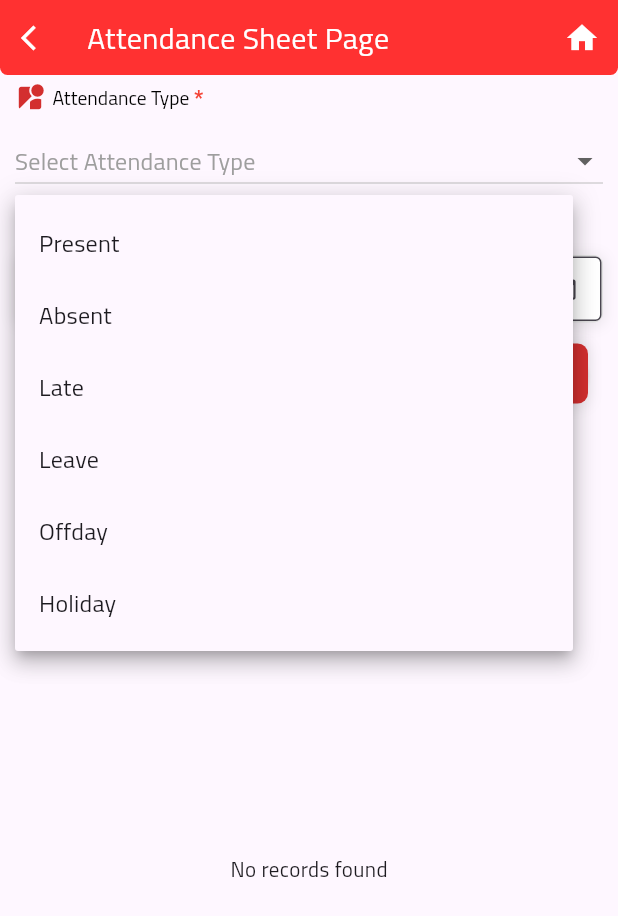
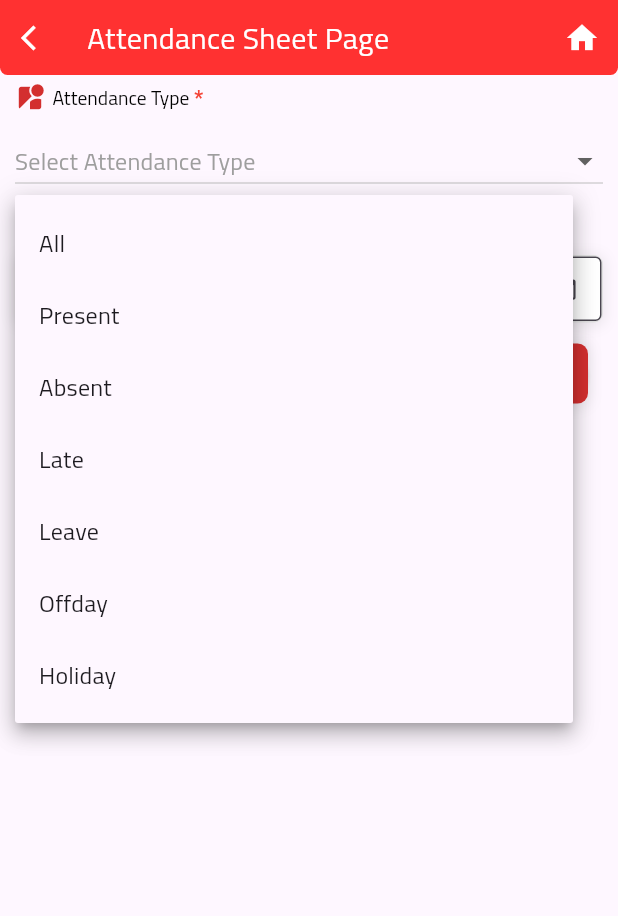
Before and after one commit to rafiqul2235/ssg-smart-flutter-project, a Flutter app: the AttendanceSheetPage screen opened directly, after a tap on the "home" icon, after a tap on "SUBMIT", after a tap on "Select Attendance Type", on a phone screen of 412 x 824 dp. Shown: the top 916 px of the screen. Run offline on Flutter 3.47's test engine with Material 3 defaults, Android fonts, the light colour scheme and no system bars; drawn by our look-alikes of dropdown_button2; our stand-ins replace badges, carousel_slider, connectivity, country_code_picker, device_info_plus, dio and 22 more; missing offline and left inert: android_path_provider, dart:ffi, flutter_downloader, flutter_keyboard_visibility_web, google_maps_webservice, image_picker_for_web and 1 more; accounts and stored records are empty; network calls fail; statements that could not run were skipped.

Commit message:
resovled attendance all type selection status issue

```diff
--- a/lib/view/screen/attendence/attendance_sheet_screen.dart
+++ b/lib/view/screen/attendence/attendance_sheet_screen.dart
@@ -26,7 +26,7 @@
 class _AttendanceSheetPageState extends State<AttendanceSheetPage> {
   final GlobalKey<ScaffoldMessengerState> _scaffoldKey = GlobalKey<ScaffoldMessengerState>();
 
-  List<String> _attendanceTypes = ['Present', 'Absent', 'Late', 'Leave', 'Offday', 'Holiday'];
+  List<String> _attendanceTypes = ['All', 'Present', 'Absent', 'Late', 'Leave', 'Offday', 'Holiday'];
   String? _selectedAttendanceType;
 
   final TextEditingController _startDateController = TextEditingController();
@@ -40,8 +40,8 @@
 
     DateTime now = DateTime.now();
     _endDateController.text = DateFormat('dd-MM-yyyy').format(now);
-    DateTime startDate = DateTime(now.year, now.month -1, 26);
-    if(now.day >= 26){
+    DateTime startDate = DateTime(now.year, now.month - 1, 26);
+    if (now.day >= 26) {
       startDate = DateTime(now.year, now.month, 26);
     }
     _startDateController.text = DateFormat('dd-MM-yyyy').format(startDate);
@@ -63,7 +63,10 @@
                 Navigator.of(context).push(MaterialPageRoute(
                     builder: (BuildContext context) => const DashBoardScreen()));
               }),
-          // Attendance Type Dropdown
+          Expanded(
+            child: SingleChildScrollView(
+              child: Column(
+                children: [
                   Consumer<AttendanceProvider>(
                     builder: (context, attendanceProvider, child) {
                       return Container(
@@ -86,7 +89,7 @@
                               hint: Text('Select Attendance Type'),
                               items: _attendanceTypes
                                   .map((type) => DropdownMenuItem<String>(
-                        value: type,
+                                value: type == 'All' ? null : type,
                                 child: Text(type),
                               ))
                                   .toList(),
@@ -102,13 +105,11 @@
                       );
                     },
                   ),
-          // Date Inputs
                   Padding(
                     padding: EdgeInsets.only(top: 5.0, left: 10.0, right: 10.0),
                     child: Row(
                       mainAxisAlignment: MainAxisAlignment.start,
                       children: [
-                // Start Date
                         Expanded(
                           child: Container(
                             margin: EdgeInsets.only(top: 5.0),
@@ -136,7 +137,6 @@
                           ),
                         ),
                         SizedBox(width: 10),
-                // End Date
                         Expanded(
                           child: Container(
                             margin: EdgeInsets.only(top: 5.0),
@@ -165,21 +165,20 @@
                       ],
                     ),
                   ),
-          // Submit Button
                   Container(
                     margin: const EdgeInsets.symmetric(
                       horizontal: Dimensions.MARGIN_SIZE_LARGE,
                       vertical: Dimensions.MARGIN_SIZE_SMALL,
                     ),
                     child: CustomButton(
-              onTap: (){
+                      onTap: () {
                         final provider = Provider.of<AttendanceProvider>(context, listen: false);
-                UserInfoModel? userInfoModel = Provider.of<UserProvider>(context,listen: false).userInfoModel;
+                        UserInfoModel? userInfoModel = Provider.of<UserProvider>(context, listen: false).userInfoModel;
                         provider.fetchAttendanceSheet(
                           userInfoModel!.employeeNumber!,
                           _startDateController.text,
                           _endDateController.text,
-                    _selectedAttendanceType!
+                          _selectedAttendanceType ?? '',
                         );
                       },
                       buttonText: 'SUBMIT',
@@ -187,9 +186,7 @@
                   ),
                   Center(child: Text('Attendance Summary', style: titilliumBold.copyWith(fontSize: 18))),
                   Center(child: Text('Attendance Details', style: titilliumBold.copyWith(fontSize: 18))),
-          // Attendance Table
-          Expanded(
-            child: Consumer<AttendanceProvider>(
+                  Consumer<AttendanceProvider>(
                     builder: (context, provider, child) {
                       if (provider.isLoading) {
                         return Center(child: CircularProgressIndicator());
@@ -225,6 +222,9 @@
                       }
                     },
                   ),
+                ],
+              ),
+            ),
           ),
         ],
       ),
```
Also changed, not shown: lib/provider/management_dashboard.dart (added). Lines whose indentation alone changed are shown as unchanged.
